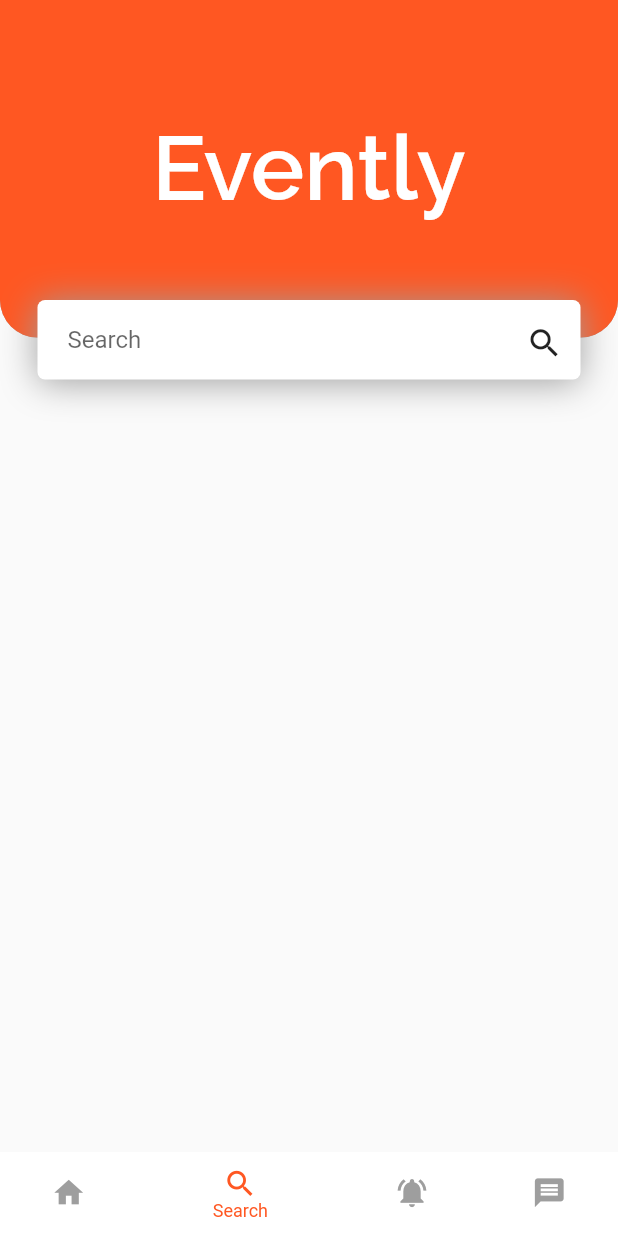
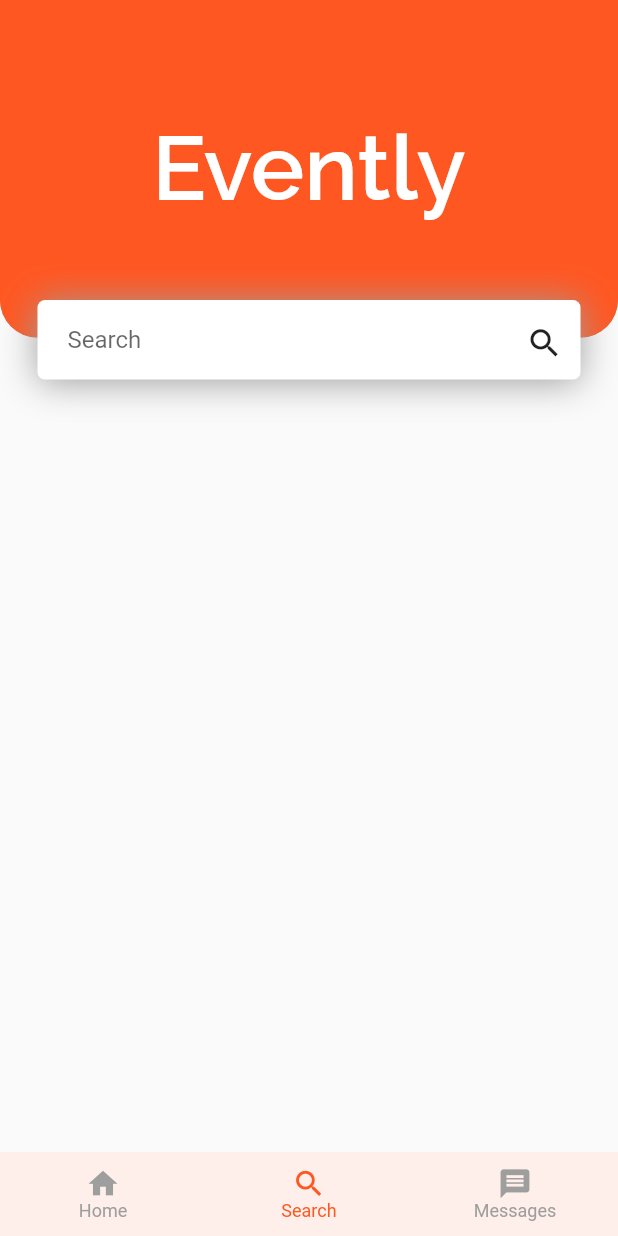
Before and after one commit to yashpaneliya/Evently-v2.0, a Flutter app: the mainhome screen opened directly, item 2 of the bottom bar chosen, on a phone screen of 412 x 824 dp. Run offline on Flutter 3.47's test engine with Material 2 defaults, Android fonts, the phone set to English and light mode, and no system bars; our stand-ins replace cloud_firestore, double_back_to_close_app, firebase_auth, liquid_progress_indicator, photo_view, random_string and 1 more; accounts and stored records are empty.

Commit message:
Minor changes

```diff
--- a/lib/main.dart
+++ b/lib/main.dart
@@ -34,7 +34,6 @@ class homestate extends State<mainhome> {
   final List<Widget> _children = [
     home(),
     Search(),
-    notification(),
     first_signup(),
   ];
 
@@ -49,10 +48,10 @@ class homestate extends State<mainhome> {
 
     // TODO: implement build
     return Scaffold(
-        backgroundColor: Colors.white,
+        // backgroundColor: Colors.white,
         body: _children[_currentIndex],
         bottomNavigationBar: BottomNavigationBar(
-          backgroundColor: Colors.deepOrange,
+          backgroundColor: Color(0xFFFFEFEA),
           currentIndex: _currentIndex,
           iconSize: 23,
           selectedFontSize: 12,
@@ -68,18 +67,18 @@ class homestate extends State<mainhome> {
               title: new Text('Search'),
               backgroundColor: Colors.white,
             ),
-            BottomNavigationBarItem(
-              icon: new Icon(Icons.notifications_active),
-              title: new Text('Notifications'),
-              backgroundColor: Colors.white,
-            ),
+            // BottomNavigationBarItem(
+            //   icon: new Icon(Icons.notifications_active),
+            //   title: new Text('Notifications'),
+            //   backgroundColor: Colors.white,
+            // ),
             BottomNavigationBarItem(
               icon: new Icon(Icons.message),
               title: new Text('Messages'),
               backgroundColor: Colors.white,
             ),
           ],
-          //currentIndex: _selectedIndex,
+          // currentIndex: _selectedIndex,
           selectedItemColor: Colors.deepOrange,
           unselectedItemColor: Colors.grey,
           elevation: 0.0,
```
